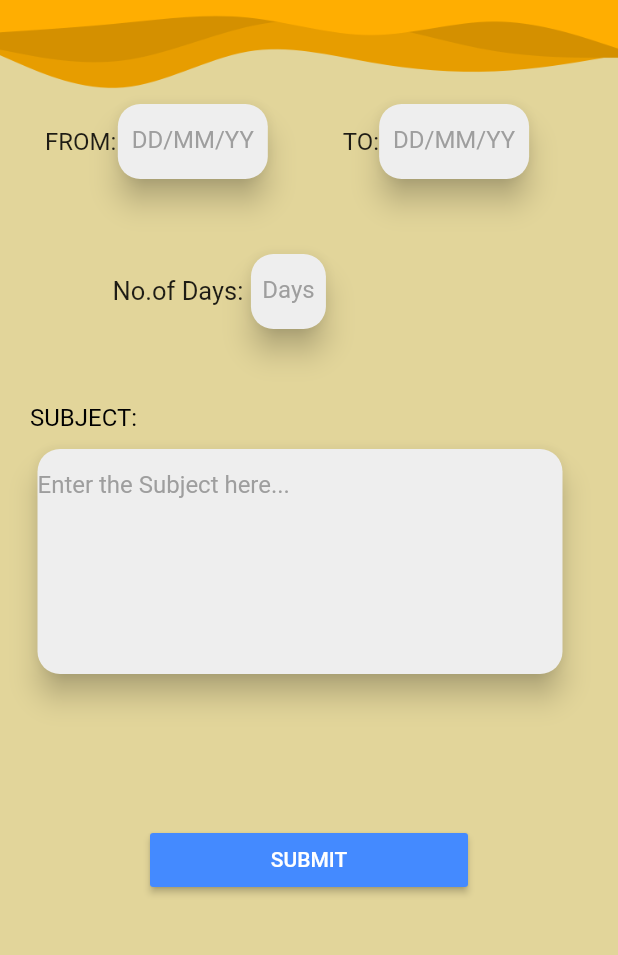
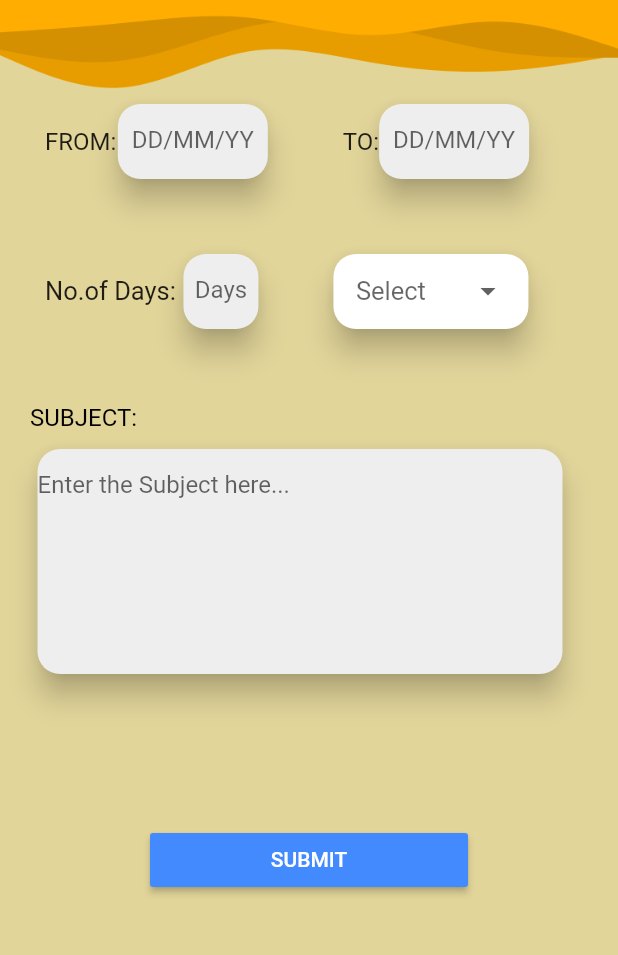
Before and after one commit to SivaramkumarV/Testing, a Flutter app: the LeaveRequestWidget screen opened by its route, on a phone screen of 412 x 824 dp, the part 84-1039 px from its top. Run offline on Flutter 3.47's test engine with Material 2 defaults, Android fonts, the phone set to English and light mode, and no system bars; drawn by our look-alikes of dropdown_button2; our stand-ins replace rxdart, syncfusion_flutter_calendar, syncfusion_flutter_charts; missing offline and left inert: dialogflow_grpc, sound_stream; Roboto replaces fonts that are missing (Montserrat, Poppins); project files that could hold a hidden picture were left out.

Commit message:
chatbot,leaverequest changes made

```diff
--- a/lib/bargraph.dart
+++ b/lib/bargraph.dart
@@ -4,7 +4,7 @@ import 'package:syncfusion_flutter_charts/charts.dart';
 
 
 class Bargraph extends StatefulWidget {
-  Bargraph({Key? key }) : super(key: key);
+
 
 
 
@@ -13,8 +13,8 @@ class Bargraph extends StatefulWidget {
 }
 
 class _BargraphState extends State<Bargraph> {
-  late List<Monthlyattendance> _chartData;
-  late TooltipBehavior _tooltipBehavior;
+   List<Monthlyattendance> _chartData;
+   TooltipBehavior _tooltipBehavior;
 
   @override
   void initState() {
--- a/lib/date_picker.dart
+++ b/lib/date_picker.dart
@@ -2,7 +2,7 @@ import 'package:flutter/material.dart';
 import 'package:intl/intl.dart';
 
 class Datepicker extends StatefulWidget {
-  const Datepicker({Key? key}) : super(key: key);
+  Datepicker({Key key}) : super(key: key);
 
   @override
   _DatepickerState createState() => _DatepickerState();
@@ -15,7 +15,7 @@ class _DatepickerState extends State<Datepicker> {
     return ElevatedButton(
       style: ElevatedButton.styleFrom(primary: const Color(0xFFFEAD1F)),
         onPressed: () async {
-          DateTime? _newdate = await showDatePicker(
+          DateTime _newdate = await showDatePicker(
               context: context,
               initialDate: DateTime.now(),
               firstDate: DateTime(1990),
--- a/lib/drawer_screen.dart
+++ b/lib/drawer_screen.dart
@@ -8,7 +8,7 @@ import 'package:login_2/personal_info.dart';
 
 
 class Drwr extends StatefulWidget {
-  const Drwr({Key? key}) : super(key: key);
+
 
   @override
   static const id = 'drawer';
--- a/lib/homepage.dart
+++ b/lib/homepage.dart
@@ -15,7 +15,7 @@ class Homepage extends StatefulWidget {
 
   static const id = 'homepage';
 
-  const Homepage({Key? key}) : super(key: key);
+
   @override
   State<Homepage> createState() => _HomepageState();
 }
--- a/lib/leave_request.dart
+++ b/lib/leave_request.dart
@@ -1,6 +1,7 @@
 import 'package:flutter/material.dart';
 import 'package:login_2/drawer_screen.dart';
 import 'package:login_2/homepage.dart';
+import 'package:dropdown_button2/dropdown_button2.dart';
 class LeaveRequestWidget extends StatefulWidget {
   static const id='leave_request';
 
@@ -13,6 +14,11 @@ class _LeaveRequestWidgetState extends State<LeaveRequestWidget> {
   var textController2;
   var textController3;
   var textController4;
+  String selectedValue;
+  List<String> items = [
+    'Casual',
+    'Sick',
+  ];
   final scaffoldKey = GlobalKey<ScaffoldState>();
 
   @override
@@ -108,7 +114,9 @@ class _LeaveRequestWidgetState extends State<LeaveRequestWidget> {
                               obscureText: false,
                               decoration: InputDecoration(
                                 hintText: 'DD/MM/YY',
-                                hintStyle: TextStyle(color: Colors.grey),
+                                hintStyle: TextStyle(color: Theme
+                                    .of(context)
+                                    .hintColor),
                                 enabledBorder: UnderlineInputBorder(
                                   borderSide: BorderSide(
                                     color: Color(0x00000000),
@@ -165,7 +173,9 @@ class _LeaveRequestWidgetState extends State<LeaveRequestWidget> {
                             obscureText: false,
                             decoration: InputDecoration(
                               hintText: 'DD/MM/YY',
-                              hintStyle: TextStyle(color: Colors.grey),
+                              hintStyle: TextStyle(color:Theme
+                                  .of(context)
+                                  .hintColor),
                               enabledBorder: UnderlineInputBorder(
                                 borderSide: BorderSide(
                                   color: Color(0x00000000),
@@ -202,7 +212,7 @@ class _LeaveRequestWidgetState extends State<LeaveRequestWidget> {
                   mainAxisSize: MainAxisSize.max,
                   children: [
                     Padding(
-                      padding: EdgeInsetsDirectional.fromSTEB(75, 0, 0, 0),
+                      padding: EdgeInsetsDirectional.fromSTEB(30, 0, 0, 0),
                       child: Text(
                         'No.of Days:',
                         textAlign: TextAlign.center,
@@ -236,7 +246,9 @@ class _LeaveRequestWidgetState extends State<LeaveRequestWidget> {
                             obscureText: false,
                             decoration: InputDecoration(
                               hintText: 'Days',
-                              hintStyle: TextStyle(color: Colors.grey),
+                              hintStyle: TextStyle(color: Theme
+                                  .of(context)
+                                  .hintColor),
                               enabledBorder: UnderlineInputBorder(
                                 borderSide: BorderSide(
                                   color: Color(0x00000000),
@@ -257,6 +269,61 @@ class _LeaveRequestWidgetState extends State<LeaveRequestWidget> {
                           ),
                         ),
                       ),
+                    ),
+                    Padding(
+                      padding: EdgeInsetsDirectional.fromSTEB(50, 0, 0, 0),
+                      child: Material(
+                        color: Colors.transparent,
+                        elevation: 8,
+                        shape: RoundedRectangleBorder(
+                          borderRadius: BorderRadius.circular(15),
+                        ),
+                        child: Container(
+                          width: 130,
+                          height: 50,
+                          decoration: BoxDecoration(
+                            color: Colors.white,
+                            borderRadius: BorderRadius.circular(15),
+                          ),
+                          child: Padding(
+                            padding: EdgeInsetsDirectional.fromSTEB(15, 0, 15, 0),
+                            child: DropdownButtonHideUnderline(
+                              child: DropdownButton2(
+                                hint: Text(
+                                  'Select',
+                                  style: TextStyle(
+                                    fontSize: 17,
+                                    color: Theme
+                                        .of(context)
+                                        .hintColor,
+                                  ),
+                                ),
+                                items: items
+                                    .map((item) =>
+                                    DropdownMenuItem<String>(
+                                      value: item,
+                                      child: Text(
+                                        item,
+                                        style: const TextStyle(
+                                          fontSize: 17,
+                                        ),
+                                      ),
+                                    ))
+                                    .toList(),
+                                value: selectedValue,
+                                onChanged: (value) {
+                                  setState(() {
+                                    selectedValue = value as String;
+                                  });
+                                },
+                                buttonHeight: 40,
+                                buttonWidth: 140,
+                                itemHeight: 40,
+                              ),
+                          ),
+                        ),
+                      ),
+                    ),
                     ),
                   ],
                 ),
@@ -299,7 +366,9 @@ class _LeaveRequestWidgetState extends State<LeaveRequestWidget> {
                           obscureText: false,
                           decoration: InputDecoration(
                             hintText: 'Enter the Subject here...',
-                            hintStyle: TextStyle(color: Colors.grey),
+                            hintStyle: TextStyle(color: Theme
+                                .of(context)
+                                .hintColor),
                             enabledBorder: UnderlineInputBorder(
                               borderSide: BorderSide(
                                 color: Color(0x00000000),
--- a/lib/main.dart
+++ b/lib/main.dart
@@ -1,5 +1,6 @@
 // ignore_for_file: prefer_const_constructors
 import 'package:flutter/material.dart';
+import 'package:login_2/chat.dart';
 import 'package:login_2/grievances.dart';
 
 
@@ -15,7 +16,7 @@ import 'forgot_password.dart';
 void main() => runApp(Login());
 
 class Login extends StatelessWidget {
-  const Login({Key? key}) : super(key: key);
+
 
   @override
   Widget build(BuildContext context) {
@@ -36,6 +37,7 @@ class Login extends StatelessWidget {
           Attendance.id: (context) => Attendance(),
           Homepage.id: (context) => Homepage(),
           GrievancesWidget.id:(context)=> GrievancesWidget(),
+          Chat.id:(context)=> Chat(),
         });
   }
 }
--- a/lib/personal_info.dart
+++ b/lib/personal_info.dart
@@ -6,7 +6,6 @@ import 'package:login_2/homepage.dart';
 
 
 class Personalinfo extends StatefulWidget {
-  const Personalinfo({Key? key}) : super(key: key);
   static const id = 'personal_info';
   @override
 
```
Also changed, not shown: assets/credentials.json (added, +12 -0 lines), lib/attendance.dart (+4 -4 lines), lib/chat.dart (added, +330 -0 lines), lib/grievances.dart (+8 -3 lines), pubspec.yaml (+8 -2 lines), pubspec.lock, 2 other files.
